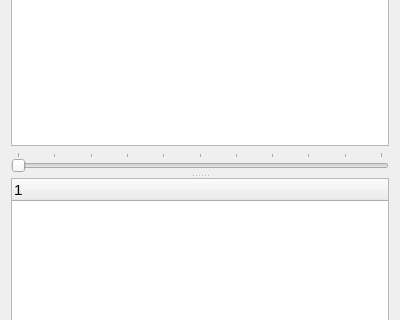
Above: sources/outlinerview.ui from mikaelsundell/usdviewer before the change; both pictures show x 0 to 400 and y 287 to 607 of the 400 by 826 pixel window. Below: the same form after it.
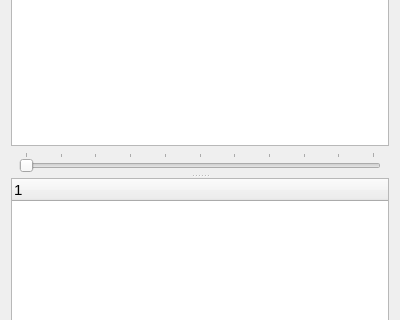
That is the form after the change. Icons and pictures are not drawn. Custom widgets are drawn as their Qt base class.

Commit message: Improved depth slider in outliner Improved enable for icons Added disabled icons

```diff
--- a/sources/outlinerview.ui
+++ b/sources/outlinerview.ui
@@ -175,13 +175,13 @@
             </property>
             <layout class="QVBoxLayout" name="verticalLayout_2">
              <property name="leftMargin">
-              <number>0</number>
+              <number>8</number>
              </property>
              <property name="topMargin">
               <number>6</number>
              </property>
              <property name="rightMargin">
-              <number>0</number>
+              <number>8</number>
              </property>
              <property name="bottomMargin">
               <number>2</number>
@@ -255,6 +255,11 @@
    <extends>QTreeWidget</extends>
    <header>../../../sources/propertytree.h</header>
   </customwidget>
+  <customwidget>
+   <class>usd::Slider</class>
+   <extends>QSlider</extends>
+   <header>../../../sources/slider.h</header>
+  </customwidget>
  </customwidgets>
  <resources/>
  <connections/>
```
Left out of the diff: 2 changed lines with no effect on the pictures. The commit also changes 14 other files.
